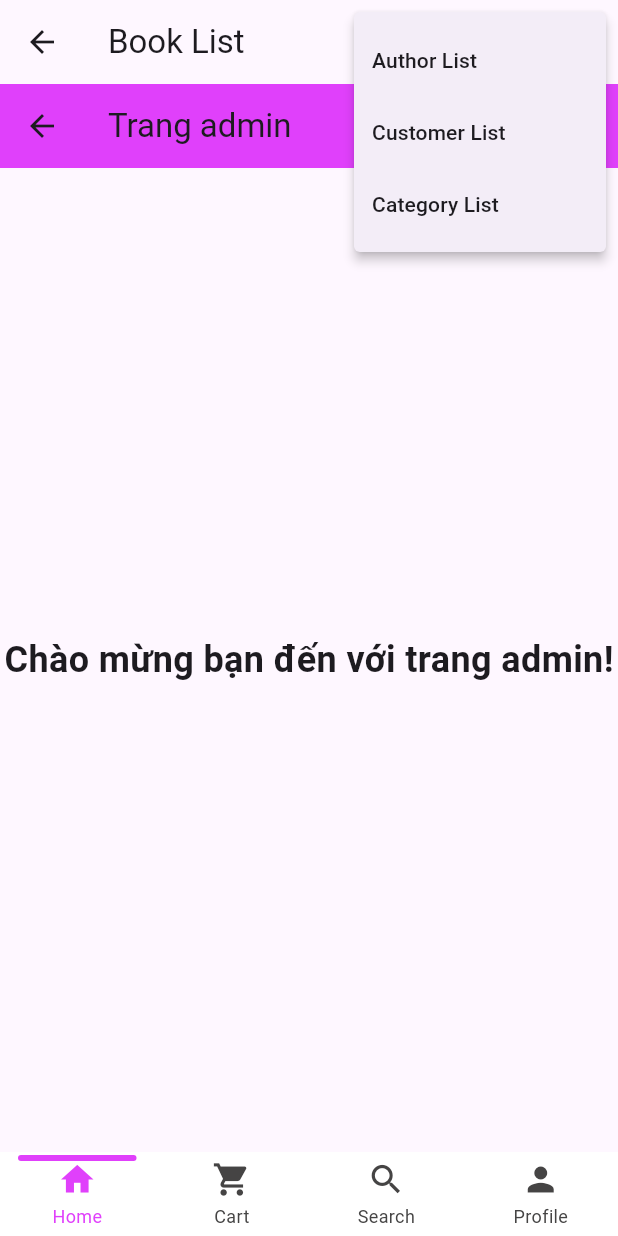
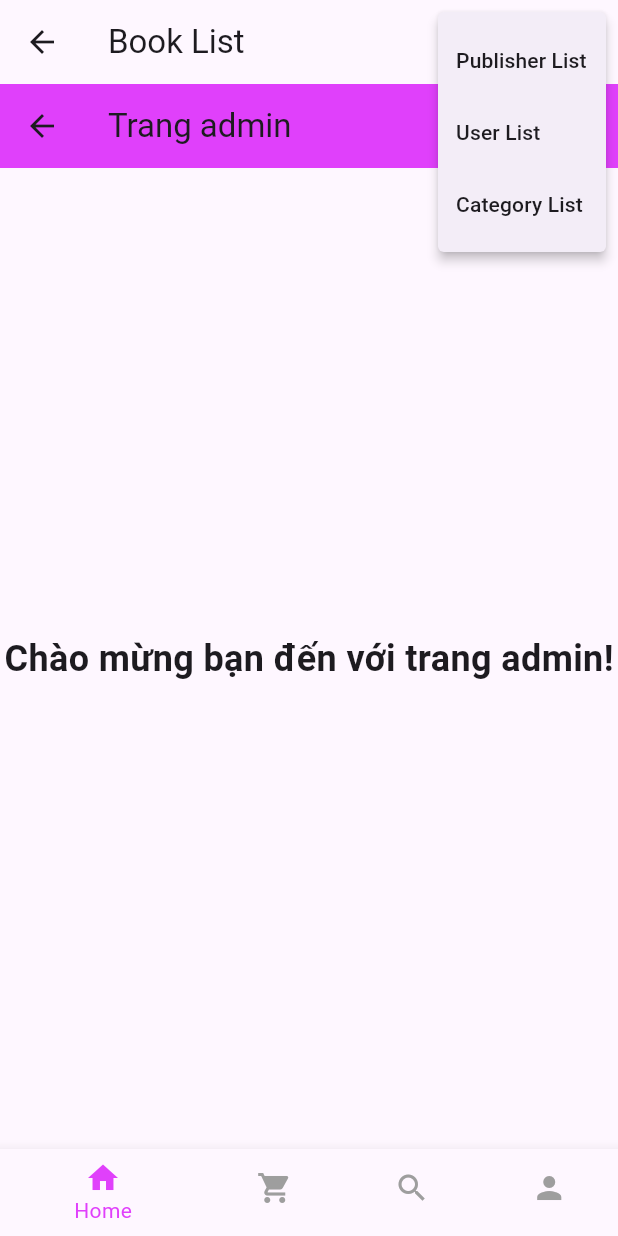
Before and after one commit to Lynonmic/Book-Managerment, a Flutter app: the BottomMenuPage screen opened by its route, after a tap on the "more vert" icon, on a phone screen of 412 x 824 dp. Run offline on Flutter 3.47's test engine with Material 3 defaults, Android fonts, the phone set to English and light mode, and no system bars; drawn by our look-alikes of persistent_bottom_nav_bar; our stand-ins replace image_picker.

Commit message:
fix bottom_menu_page

```diff
--- a/frontend/lib/main.dart
+++ b/frontend/lib/main.dart
@@ -2,6 +2,7 @@ import 'package:flutter/material.dart';
 import 'package:frontend/routes/app_routes.dart';
 
 void main() {
+
   runApp(const MyApp());
 }
 
--- a/frontend/lib/routes/app_routes.dart
+++ b/frontend/lib/routes/app_routes.dart
@@ -1,5 +1,5 @@
 import 'package:flutter/material.dart';
-import 'package:frontend/views/account/account_page.dart';
+import 'package:frontend/views/account/profile_admin_page.dart';
 import 'package:frontend/views/cart/order_page.dart';
 import 'package:frontend/views/search/search_page.dart';
 import 'package:frontend/views/login/login_page.dart';
@@ -18,7 +18,7 @@ class AppRoutes {
       bottomMenu: (context) => const BottomMenuPage(),
       cart: (context) => const OrderPage(),
       search: (context) => const SearchPage(),
-      profile: (context) => const AccountPage(),
+      profile: (context) => const ProfileAdminPage(),
     };
   }
 }
--- a/frontend/lib/views/bottom_menu_page.dart
+++ b/frontend/lib/views/bottom_menu_page.dart
@@ -1,9 +1,11 @@
 import 'package:flutter/material.dart';
-import 'package:frontend/views/account/account_page.dart';
+import 'package:frontend/views/account/profile_admin_page.dart';
+import 'package:frontend/views/account/user_list_page.dart';
 import 'package:frontend/views/book/book_page_admin.dart';
 import 'package:frontend/views/cart/order_page.dart';
+import 'package:frontend/views/category/category_list_page.dart';
+import 'package:frontend/views/publisher/publisher_list_page.dart';
 import 'package:frontend/views/search/search_page.dart';
-import 'package:persistent_bottom_nav_bar/persistent_bottom_nav_bar.dart';
 
 class BottomMenuPage extends StatefulWidget {
   const BottomMenuPage({super.key});
@@ -13,69 +15,73 @@ class BottomMenuPage extends StatefulWidget {
 }
 
 class _BottomMenuPageState extends State<BottomMenuPage> {
-  final PersistentTabController _controller = PersistentTabController(initialIndex: 0);
+  int _currentIndex = 0;
+  final PageController _pageController = PageController();
 
- final List<String> _titles = ["Book List", "Order List", "Search", "Customer List"];
-  List<Widget> _buildScreens() {
-    return [
-      const BookPageAdmin(),
-      const OrderPage(),
-      const SearchPage(),
-      const AccountPage(),
-    ];
-  }
+  final List<String> _titles = ["Book List", "Order List", "Search", "Profile"];
+  final List<Widget> _screens = [
+    const BookPageAdmin(),
+    const OrderPage(),
+    const SearchPage(),
+    const ProfileAdminPage(),
+  ];
 
-  List<PersistentBottomNavBarItem> _navBarsItems() {
-    return [
-      PersistentBottomNavBarItem(icon: Icon(Icons.home), title: "Home", activeColorPrimary: Colors.purpleAccent, inactiveColorPrimary: const Color.fromARGB(255, 69, 68, 68)),
-      PersistentBottomNavBarItem(icon: Icon(Icons.shopping_cart), title: "Cart", activeColorPrimary: Colors.purpleAccent, inactiveColorPrimary: Color.fromARGB(255, 69, 68, 68)),
-      PersistentBottomNavBarItem(icon: Icon(Icons.search), title: "Search", activeColorPrimary: Colors.purpleAccent, inactiveColorPrimary: Color.fromARGB(255, 69, 68, 68)),
-      PersistentBottomNavBarItem(icon: Icon(Icons.person), title: "Profile", activeColorPrimary: Colors.purpleAccent, inactiveColorPrimary: Color.fromARGB(255, 69, 68, 68)),
-    ];
+  void _onMenuSelected(String value) {
+    Navigator.pop(context); // Đóng menu trước khi mở trang mới
+    Future.delayed(Duration.zero, () {
+      if (value == "publisher") {
+        Navigator.push(context, MaterialPageRoute(builder: (context) => const PublisherListPage()));
+      } else if (value == "user") {
+        Navigator.push(context, MaterialPageRoute(builder: (context) => const UserListPage()));
+      } else if (value == "category") {
+        Navigator.push(context, MaterialPageRoute(builder: (context) => const CategoryListPage()));
+      }
+    });
   }
 
   @override
   Widget build(BuildContext context) {
     return Scaffold(
       appBar: AppBar(
-        title: Text(_titles[_controller.index]),
+        title: Text(_titles[_currentIndex]),
         actions: [
           PopupMenuButton<String>(
-            onSelected: (value) {
-              if (value == "settings") {
-                print("Settings selected");
-              } else if (value == "logout") {
-                print("Logout selected");
-              }
-            },
+            onSelected: _onMenuSelected,
             itemBuilder: (BuildContext context) {
               return [
-                const PopupMenuItem(
-                  value: "author",
-                  child: Text("Author List"),
-                ),
-                const PopupMenuItem(
-                  value: "customer",
-                  child: Text("Customer List"),
-                ),
-                const PopupMenuItem(
-                  value: "category",
-                  child: Text("Category List"),
-                ),
+                const PopupMenuItem(value: "publisher", child: Text("Publisher List")),
+                const PopupMenuItem(value: "user", child: Text("User List")),
+                const PopupMenuItem(value: "category", child: Text("Category List")),
               ];
             },
           ),
         ],
       ),
-      body: PersistentTabView(
-        context,
-        controller: _controller,
-        screens: _buildScreens(),
-        items: _navBarsItems(),
-        navBarStyle: NavBarStyle.style3,
-        onItemSelected: (index) {
-          setState(() {});
+      body: PageView(
+        controller: _pageController,
+        onPageChanged: (index) {
+          setState(() {
+            _currentIndex = index;
+          });
         },
+        children: _screens,
+      ),
+      bottomNavigationBar: BottomNavigationBar(
+        currentIndex: _currentIndex,
+        selectedItemColor: Colors.purpleAccent,
+        unselectedItemColor: Colors.grey,
+        onTap: (index) {
+          setState(() {
+            _currentIndex = index;
+          });
+          _pageController.jumpToPage(index);
+        },
+        items: const [
+          BottomNavigationBarItem(icon: Icon(Icons.home), label: "Home"),
+          BottomNavigationBarItem(icon: Icon(Icons.shopping_cart), label: "Cart"),
+          BottomNavigationBarItem(icon: Icon(Icons.search), label: "Search"),
+          BottomNavigationBarItem(icon: Icon(Icons.person), label: "Profile"),
+        ],
       ),
     );
   }
```
Also changed, not shown: frontend/lib/views/account/profile_admin_page.dart (renamed from frontend/lib/views/account/account_page.dart, +4 -4 lines), frontend/lib/views/account/user_list_page.dart (added, +27 -0 lines), frontend/lib/views/category/category_list_page.dart (added, +27 -0 lines), frontend/lib/views/publisher/publisher_list_page.dart (added, +27 -0 lines), 2 other files.
